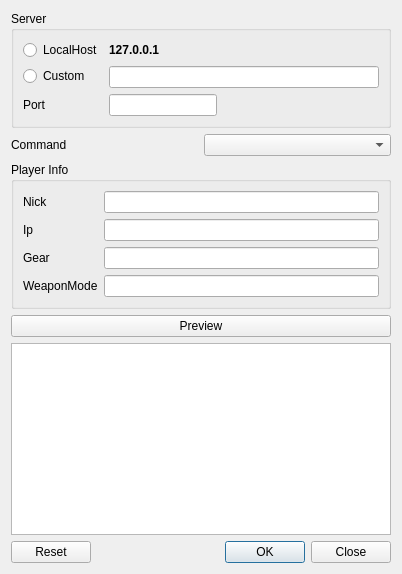
The window that testapp/dialog.ui (nwoki/agatha-server) describes before a commit, drawn with Qt 5.
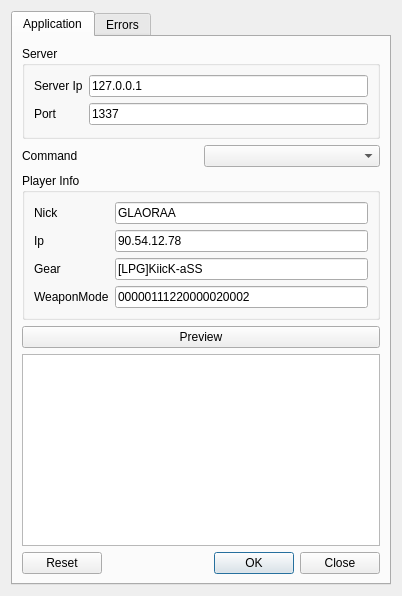
The same window after the commit.

Commit message:
UI changes + error handling
~ changed ui to use two tabs, one for the app and one for the errors
~ errors are now handled and shown to the user with a timestamp

What changed in the file:
```diff
--- a/testapp/dialog.ui
+++ b/testapp/dialog.ui
@@ -15,6 +15,22 @@
   </property>
   <layout class="QVBoxLayout" name="verticalLayout">
    <item>
+    <widget class="QTabWidget" name="tabWidget">
+     <property name="tabShape">
+      <enum>QTabWidget::Rounded</enum>
+     </property>
+     <property name="currentIndex">
+      <number>0</number>
+     </property>
+     <property name="usesScrollButtons">
+      <bool>false</bool>
+     </property>
+     <widget class="QWidget" name="applicationTab">
+      <attribute name="title">
+       <string>Application</string>
+      </attribute>
+      <layout class="QVBoxLayout" name="verticalLayout_2">
+       <item>
     <widget class="QGroupBox" name="groupBox">
      <property name="title">
       <string>Server</string>
@@ -23,37 +39,7 @@
       <property name="fieldGrowthPolicy">
        <enum>QFormLayout::ExpandingFieldsGrow</enum>
       </property>
-      <item row="0" column="0">
-       <widget class="QRadioButton" name="localhostRadioButton">
-        <property name="text">
-         <string>LocalHost</string>
-        </property>
-       </widget>
-      </item>
-      <item row="0" column="1">
-       <widget class="QLabel" name="label_7">
-        <property name="font">
-         <font>
-          <weight>75</weight>
-          <bold>true</bold>
-         </font>
-        </property>
-        <property name="text">
-         <string>127.0.0.1</string>
-        </property>
-       </widget>
-      </item>
       <item row="1" column="0">
-       <widget class="QRadioButton" name="customAddressRadioButton">
-        <property name="text">
-         <string>Custom</string>
-        </property>
-       </widget>
-      </item>
-      <item row="1" column="1">
-       <widget class="QLineEdit" name="customAddressLineEdit"/>
-      </item>
-      <item row="2" column="0">
        <widget class="QLabel" name="label_2">
         <property name="font">
          <font>
@@ -66,13 +52,30 @@
         </property>
        </widget>
       </item>
-      <item row="2" column="1">
+          <item row="1" column="1">
        <widget class="QLineEdit" name="portLineEdit">
         <property name="sizePolicy">
-         <sizepolicy hsizetype="Fixed" vsizetype="Fixed">
+             <sizepolicy hsizetype="Expanding" vsizetype="Fixed">
           <horstretch>0</horstretch>
           <verstretch>0</verstretch>
          </sizepolicy>
+            </property>
+            <property name="text">
+             <string>1337</string>
+            </property>
+           </widget>
+          </item>
+          <item row="0" column="0">
+           <widget class="QLabel" name="label_7">
+            <property name="text">
+             <string>Server Ip</string>
+            </property>
+           </widget>
+          </item>
+          <item row="0" column="1">
+           <widget class="QLineEdit" name="serverIpLineEdit">
+            <property name="text">
+             <string>127.0.0.1</string>
         </property>
        </widget>
       </item>
@@ -110,7 +113,11 @@
        </widget>
       </item>
       <item row="0" column="1">
-       <widget class="QLineEdit" name="playerNickLineEdit"/>
+           <widget class="QLineEdit" name="playerNickLineEdit">
+            <property name="text">
+             <string>GLAORAA</string>
+            </property>
+           </widget>
       </item>
       <item row="1" column="0">
        <widget class="QLabel" name="label_4">
@@ -120,7 +127,11 @@
        </widget>
       </item>
       <item row="1" column="1">
-       <widget class="QLineEdit" name="playerIpLineEdit"/>
+           <widget class="QLineEdit" name="playerIpLineEdit">
+            <property name="text">
+             <string>90.54.12.78</string>
+            </property>
+           </widget>
       </item>
       <item row="2" column="0">
        <widget class="QLabel" name="label_5">
@@ -130,7 +141,11 @@
        </widget>
       </item>
       <item row="2" column="1">
-       <widget class="QLineEdit" name="playerGearLineEdit"/>
+           <widget class="QLineEdit" name="playerGearLineEdit">
+            <property name="text">
+             <string>[LPG]KiicK-aSS</string>
+            </property>
+           </widget>
       </item>
       <item row="3" column="0">
        <widget class="QLabel" name="label_6">
@@ -140,7 +155,11 @@
        </widget>
       </item>
       <item row="3" column="1">
-       <widget class="QLineEdit" name="playerWeaponModeLineEdit"/>
+           <widget class="QLineEdit" name="playerWeaponModeLineEdit">
+            <property name="text">
+             <string>00000111220000020002</string>
+            </property>
+           </widget>
       </item>
      </layout>
     </widget>
@@ -179,6 +198,24 @@
      <property name="centerButtons">
       <bool>false</bool>
      </property>
+        </widget>
+       </item>
+      </layout>
+     </widget>
+     <widget class="QWidget" name="errorTab">
+      <attribute name="title">
+       <string>Errors</string>
+      </attribute>
+      <layout class="QVBoxLayout" name="verticalLayout_3">
+       <item>
+        <widget class="QTextEdit" name="errorTextEdit">
+         <property name="readOnly">
+          <bool>true</bool>
+         </property>
+        </widget>
+       </item>
+      </layout>
+     </widget>
     </widget>
    </item>
   </layout>
```
Lines whose indentation alone changed are shown as unchanged. The commit also changes 3 other files.
